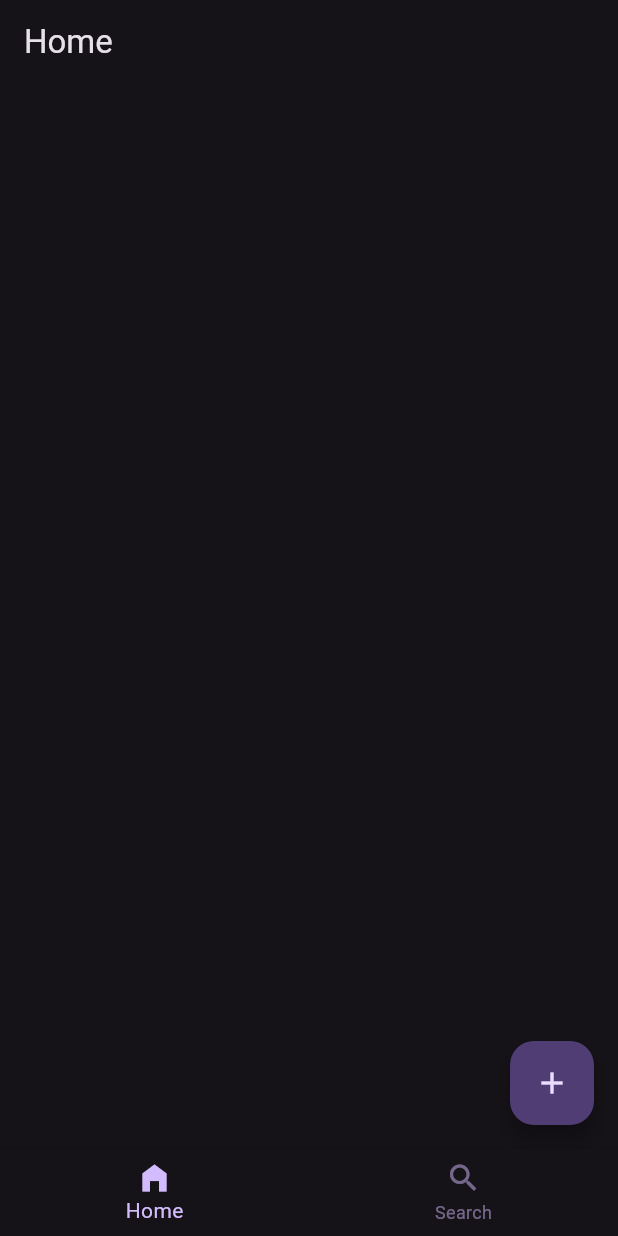
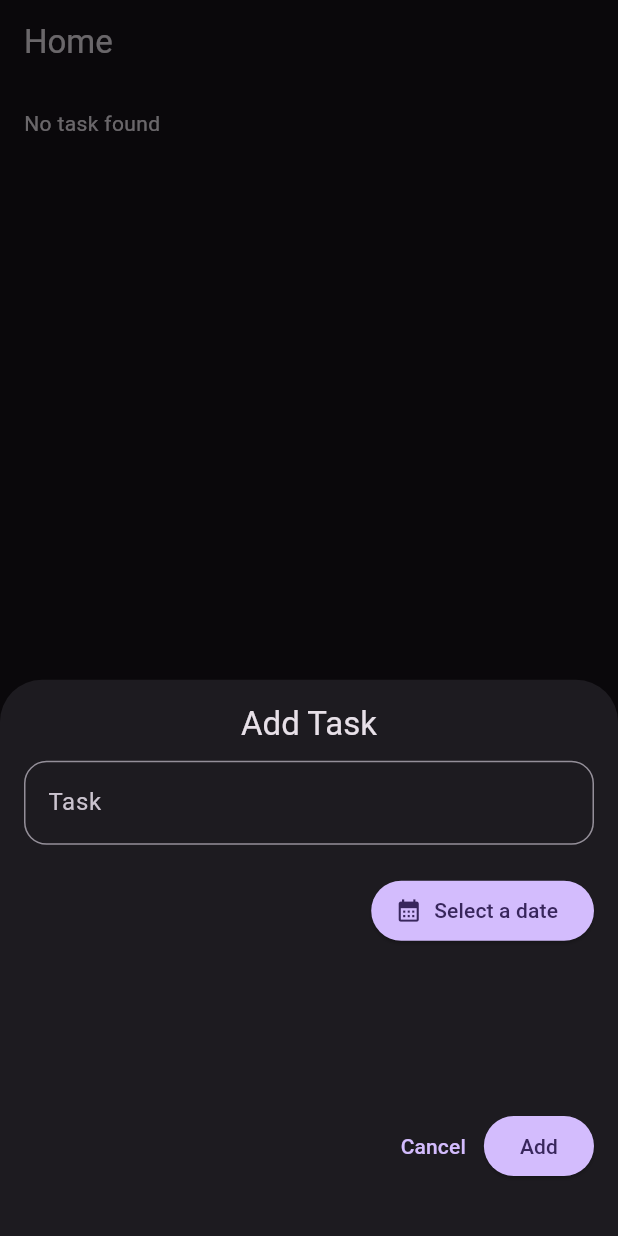
Before and after one commit to hinasahammed/todify, a Flutter app: the screen it shows after launch, after a tap on the "add" icon, on a phone screen of 412 x 824 dp. Run offline on Flutter 3.47's test engine with Material 3 defaults, Android fonts, the phone set to English and light mode, and no system bars; our stand-ins replace another_flushbar, gap, shared_preferences.

Commit message:
completed home view almost

```diff
--- a/lib/view/home/home_view.dart
+++ b/lib/view/home/home_view.dart
@@ -1,20 +1,76 @@
 import 'package:flutter/material.dart';
+import 'package:intl/intl.dart';
+import 'package:todify/viewmodel/services/home/home_services.dart';
 
 class HomeView extends StatelessWidget {
   const HomeView({super.key});
 
   @override
   Widget build(BuildContext context) {
+    final theme = Theme.of(context);
     return Scaffold(
       appBar: AppBar(
         title: const Text("Home"),
       ),
-      body: const SafeArea(
+      body: SafeArea(
+        child: Padding(
+          padding: const EdgeInsets.all(16.0),
           child: Column(
-        children: [],
-      )),
+            children: [
+              FutureBuilder(
+                future: HomeServices().fetchTask(),
+                builder: (context, snapshot) {
+                  if (snapshot.data == null ||
+                      snapshot.data!.isEmpty ||
+                      !snapshot.hasData) {
+                    return const Text("No task found");
+                  } else {
+                    return ListView.builder(
+                      itemCount: snapshot.data!.length,
+                      shrinkWrap: true,
+                      itemBuilder: (context, index) => Card(
+                        child: ListTile(
+                          title: Text(
+                            snapshot.data![index],
+                            style: theme.textTheme.bodyLarge!.copyWith(
+                              color: theme.colorScheme.primary,
+                            ),
+                          ),
+                          subtitle: FutureBuilder(
+                            future: HomeServices().fetchDate(),
+                            builder: (context, snapshot) {
+                              if (snapshot.data == null) {
+                                return Text(
+                                    DateFormat.yMMMd().format(DateTime.now()));
+                              } else {
+                                return Text(
+                                  snapshot.data![index],
+                                  style: theme.textTheme.labelLarge!.copyWith(
+                                    color: theme.colorScheme.primary
+                                        .withOpacity(.4),
+                                  ),
+                                );
+                              }
+                            },
+                          ),
+                          trailing: Icon(
+                            Icons.delete,
+                            color: theme.colorScheme.error,
+                          ),
+                        ),
+                      ),
+                    );
+                  }
+                },
+              ),
+            ],
+          ),
+        ),
+      ),
       floatingActionButton: FloatingActionButton(
-        onPressed: () {},
+        onPressed: () {
+          HomeServices().addTask(context);
+        },
         child: const Icon(Icons.add),
       ),
     );
```
